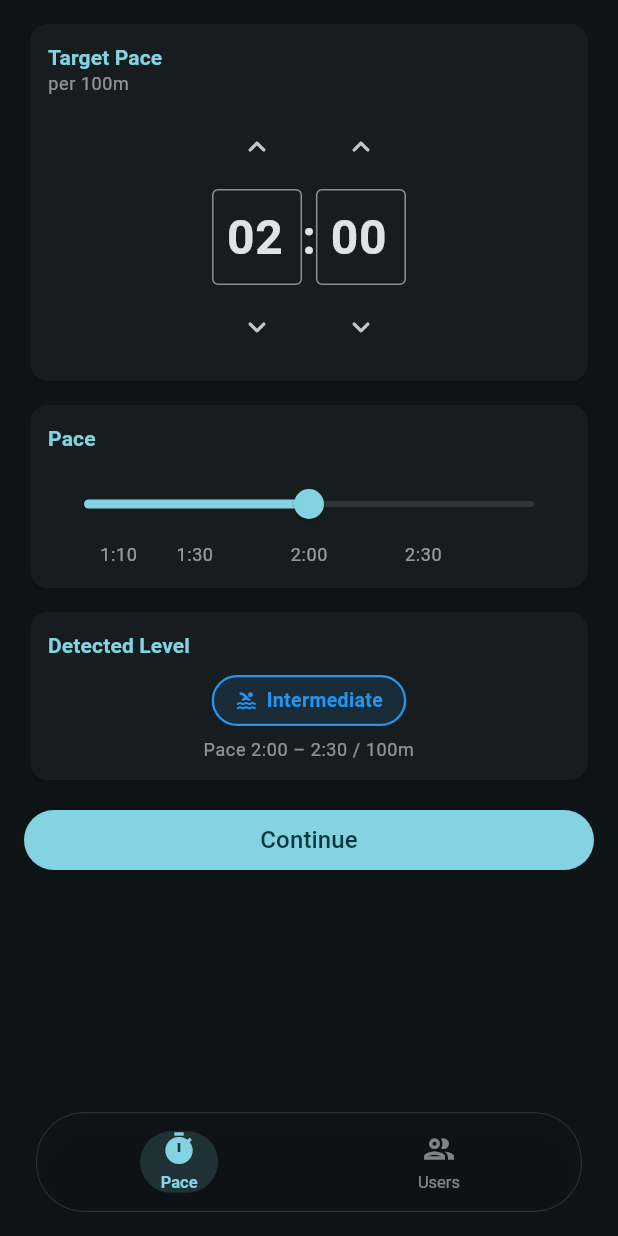
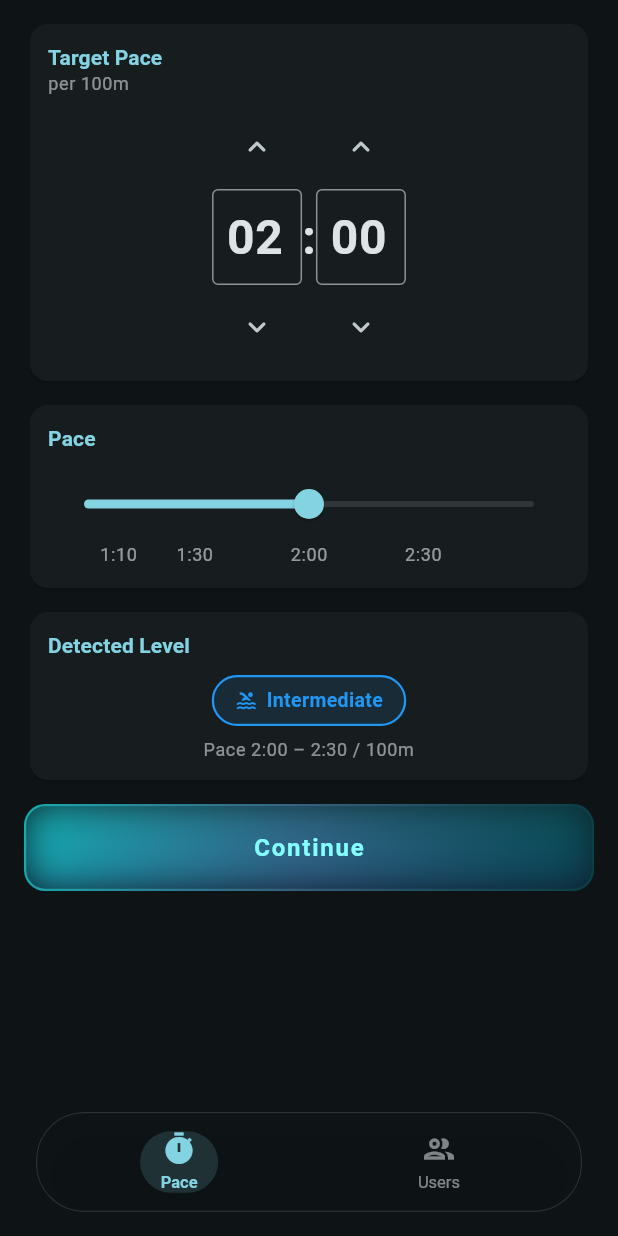
Before and after one commit to yurecKovalchuk/swim_success_dev, a Flutter app: the screen it shows after launch, on a phone screen of 412 x 824 dp. Run offline on Flutter 3.47's test engine with Material 3 defaults, Android fonts, the phone set to English and light mode, and no system bars; our stand-ins replace auto_route, dio, flutter_bloc, freezed_annotation, get_it.

Commit message:
refactor: aqua glass button + user detail screen polish
- Replace FilledButton with custom _AquaGlassButton: gradient border
  (cyanAccent → blue.300 → cyan.700), frosted glass backdrop, letter-spaced text
- User detail header: swap solid primaryContainer for matching cyan gradient
- User detail rows: bodyLarge → bodyMedium for better fit
- Add bottom scroll padding on detail screen to clear floating nav bar

```diff
--- a/lib/features/pace_selector/screen/pace_selector_screen.dart
+++ b/lib/features/pace_selector/screen/pace_selector_screen.dart
@@ -1,3 +1,5 @@
+import 'dart:ui';
+
 import 'package:auto_route/auto_route.dart';
 import 'package:flutter/material.dart';
 import 'package:flutter_bloc/flutter_bloc.dart';
@@ -135,26 +137,12 @@ class _PaceSelectorView extends StatelessWidget {
                       textAlign: TextAlign.center,
                     ),
                   ),
-                FilledButton(
+                _AquaGlassButton(
                   onPressed: state.status == PaceSubmitStatus.loading
                       ? null
                       : cubit.submit,
-                  child: Padding(
-                    padding: const EdgeInsets.symmetric(vertical: 4),
-                    child: state.status == PaceSubmitStatus.loading
-                        ? const SizedBox(
-                            height: 20,
-                            width: 20,
-                            child: CircularProgressIndicator(
-                              strokeWidth: 2,
-                              color: Colors.white,
-                            ),
-                          )
-                        : Text(
-                            l10n.paceContinue,
-                            style: const TextStyle(fontSize: 16),
-                          ),
-                  ),
+                  isLoading: state.status == PaceSubmitStatus.loading,
+                  label: l10n.paceContinue,
                 ),
                 if (state.status == PaceSubmitStatus.success)
                   Padding(
@@ -168,6 +156,92 @@ class _PaceSelectorView extends StatelessWidget {
             ),
           );
         },
+      ),
+    );
+  }
+}
+
+class _AquaGlassButton extends StatelessWidget {
+  final VoidCallback? onPressed;
+  final bool isLoading;
+  final String label;
+
+  const _AquaGlassButton({
+    required this.onPressed,
+    required this.isLoading,
+    required this.label,
+  });
+
+  @override
+  Widget build(BuildContext context) {
+    final disabled = onPressed == null && !isLoading;
+    final borderOpacity = disabled ? 0.15 : 0.65;
+    final bgOpacity = disabled ? 0.04 : 0.10;
+
+    return Container(
+      decoration: BoxDecoration(
+        borderRadius: BorderRadius.circular(14),
+        gradient: LinearGradient(
+          colors: [
+            Colors.cyanAccent.withOpacity(borderOpacity),
+            Colors.blue.shade300.withOpacity(borderOpacity * 0.7),
+            Colors.cyan.shade700.withOpacity(borderOpacity * 0.5),
+          ],
+          begin: Alignment.topLeft,
+          end: Alignment.bottomRight,
+        ),
+      ),
+      padding: const EdgeInsets.all(1.5),
+      child: ClipRRect(
+        borderRadius: BorderRadius.circular(12.5),
+        child: BackdropFilter(
+          filter: ImageFilter.blur(sigmaX: 12, sigmaY: 12),
+          child: Container(
+            decoration: BoxDecoration(
+              gradient: LinearGradient(
+                colors: [
+                  Colors.cyan.withOpacity(bgOpacity),
+                  Colors.blue.shade900.withOpacity(bgOpacity * 1.5),
+                ],
+                begin: Alignment.topCenter,
+                end: Alignment.bottomCenter,
+              ),
+            ),
+            child: Material(
+              color: Colors.transparent,
+              child: InkWell(
+                onTap: onPressed,
+                splashColor: Colors.cyanAccent.withOpacity(0.12),
+                highlightColor: Colors.cyan.withOpacity(0.08),
+                child: Padding(
+                  padding: const EdgeInsets.symmetric(vertical: 16),
+                  child: Center(
+                    child: isLoading
+                        ? SizedBox(
+                            height: 20,
+                            width: 20,
+                            child: CircularProgressIndicator(
+                              strokeWidth: 2,
+                              color: Colors.cyanAccent.withOpacity(0.8),
+                            ),
+                          )
+                        : Text(
+                            label,
+                            style: TextStyle(
+                              fontSize: 16,
+                              fontWeight: FontWeight.w600,
+                              letterSpacing: 1.2,
+                              color: disabled
+                                  ? Colors.cyan.withOpacity(0.35)
+                                  : Colors.cyanAccent.shade100,
+                            ),
+                          ),
+                  ),
+                ),
+              ),
+            ),
+          ),
+        ),
       ),
     );
   }
--- a/lib/features/users/screen/user_detail_screen.dart
+++ b/lib/features/users/screen/user_detail_screen.dart
@@ -1,5 +1,6 @@
 import 'package:auto_route/auto_route.dart';
 import 'package:flutter/material.dart';
+import 'package:swim_success_dev/app/app_shell.dart';
 import 'package:swim_success_dev/core/extensions/l10n_extension.dart';
 import 'package:swim_success_dev/domain/models/user.dart';
 
@@ -19,12 +20,25 @@ class UserDetailScreen extends StatelessWidget {
         centerTitle: true,
       ),
       body: SingleChildScrollView(
+        padding: EdgeInsets.only(
+          bottom: kFloatingNavBarHeight + MediaQuery.of(context).padding.bottom,
+        ),
         child: Column(
           children: [
             Container(
               width: double.infinity,
-              color: theme.colorScheme.primaryContainer,
               padding: const EdgeInsets.symmetric(vertical: 32),
+              decoration: BoxDecoration(
+                gradient: LinearGradient(
+                  colors: [
+                    Colors.cyanAccent.withOpacity(0.22),
+                    Colors.blue.shade400.withOpacity(0.30),
+                    Colors.cyan.shade800.withOpacity(0.40),
+                  ],
+                  begin: Alignment.topLeft,
+                  end: Alignment.bottomRight,
+                ),
+              ),
               child: Column(
                 children: [
                   CircleAvatar(
@@ -162,7 +176,7 @@ class _DetailRow extends StatelessWidget {
               ),
               Text(
                 value,
-                style: theme.textTheme.bodyLarge?.copyWith(
+                style: theme.textTheme.bodyMedium?.copyWith(
                   fontWeight: FontWeight.w500,
                 ),
               ),
```
